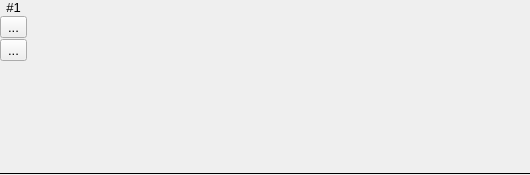
Old version of the form timeseriesviewer/ui/bandview.ui in the repository jakimowb/eo-time-series-viewer.
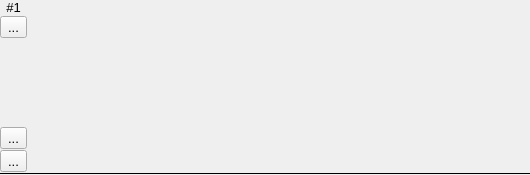
New version of the form. Icons and pictures are not drawn.

```diff
--- a/timeseriesviewer/ui/bandview.ui
+++ b/timeseriesviewer/ui/bandview.ui
@@ -76,27 +76,13 @@
          </widget>
         </item>
         <item>
-         <widget class="QToolButton" name="btnAddBandView">
+         <widget class="QToolButton" name="btnToogleVisibility">
           <property name="text">
            <string>...</string>
           </property>
           <property name="icon">
            <iconset resource="resources.qrc">
-            <normaloff>:/timseriesviewer/icons/mActionAddBandView.png</normaloff>:/timseriesviewer/icons/mActionAddBandView.png</iconset>
-          </property>
-         </widget>
-        </item>
-        <item>
-         <widget class="QToolButton" name="btnRemoveBandView">
-          <property name="autoFillBackground">
-           <bool>false</bool>
-          </property>
-          <property name="text">
-           <string>...</string>
-          </property>
-          <property name="icon">
-           <iconset resource="resources.qrc">
-            <normaloff>:/timseriesviewer/icons/mActionRemoveBandView.png</normaloff>:/timseriesviewer/icons/mActionRemoveBandView.png</iconset>
+            <normaloff>:/timseriesviewer/icons/bandview.png</normaloff>:/timseriesviewer/icons/bandview.png</iconset>
           </property>
          </widget>
         </item>
@@ -113,6 +99,31 @@
           </property>
          </spacer>
         </item>
+        <item>
+         <widget class="QToolButton" name="btnRemoveBandView">
+          <property name="autoFillBackground">
+           <bool>false</bool>
+          </property>
+          <property name="text">
+           <string>...</string>
+          </property>
+          <property name="icon">
+           <iconset resource="resources.qrc">
+            <normaloff>:/timseriesviewer/icons/mActionRemoveBandView.png</normaloff>:/timseriesviewer/icons/mActionRemoveBandView.png</iconset>
+          </property>
+         </widget>
+        </item>
+        <item>
+         <widget class="QToolButton" name="btnAddBandView">
+          <property name="text">
+           <string>...</string>
+          </property>
+          <property name="icon">
+           <iconset resource="resources.qrc">
+            <normaloff>:/timseriesviewer/icons/mActionAddBandView.png</normaloff>:/timseriesviewer/icons/mActionAddBandView.png</iconset>
+          </property>
+         </widget>
+        </item>
        </layout>
       </item>
       <item>
```
Left out of the diff: 12 changed lines with no effect on the pictures.
